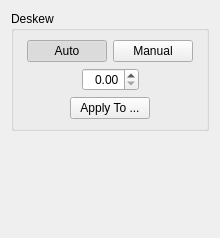
Before: the Qt Designer form filters/deskew/ui/DeskewOptionsWidget.ui in ImageProcessing-ElectronicPublications/scantailor-deviant, drawn with Qt 5.
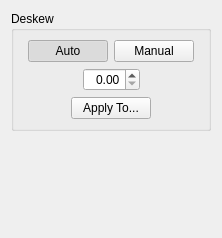
After: the same form once the commit is applied.

What changed in the file:
```diff
--- a/filters/deskew/ui/DeskewOptionsWidget.ui
+++ b/filters/deskew/ui/DeskewOptionsWidget.ui
@@ -6,7 +6,7 @@
    <rect>
     <x>0</x>
     <y>0</y>
-    <width>220</width>
+    <width>222</width>
     <height>238</height>
    </rect>
   </property>
@@ -137,7 +137,7 @@
         <item>
          <widget class="QPushButton" name="applyDeskewBtn">
           <property name="text">
-           <string>Apply To ...</string>
+           <string>Apply To...</string>
           </property>
          </widget>
         </item>
```
